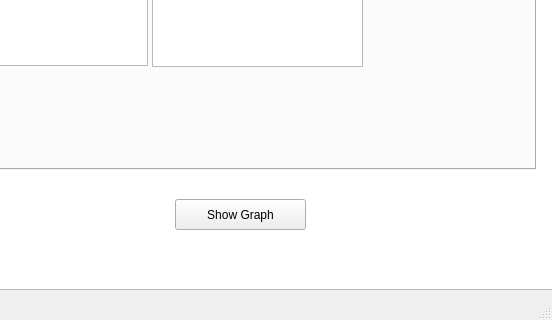
Before: the Qt Designer form servers/habitat_monitor/src/HabitatMonitorGUI/habitatmonitorgui/habitat.ui in mars-planet/mars_city, drawn with Qt 5; both pictures show x 245 to 797 and y 280 to 600 of the 797 by 600 pixel window.
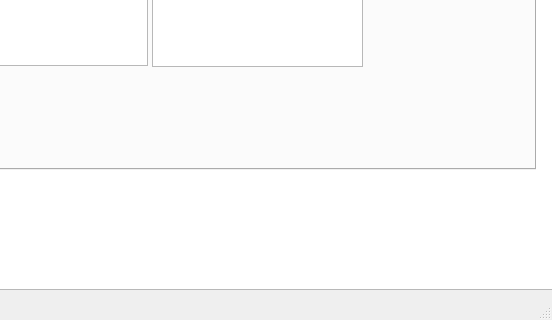
After: the same form once the commit is applied. The open tabs and pages were chosen to show the change. Custom widgets are drawn as their Qt base class.

Diff of the .ui file:
```diff
--- a/servers/habitat_monitor/src/HabitatMonitorGUI/habitatmonitorgui/habitat.ui
+++ b/servers/habitat_monitor/src/HabitatMonitorGUI/habitatmonitorgui/habitat.ui
@@ -262,19 +262,6 @@
      </widget>
     </widget>
    </widget>
-   <widget class="QPushButton" name="graphButton">
-    <property name="geometry">
-     <rect>
-      <x>420</x>
-      <y>460</y>
-      <width>131</width>
-      <height>31</height>
-     </rect>
-    </property>
-    <property name="text">
-     <string>Show Graph</string>
-    </property>
-   </widget>
   </widget>
   <widget class="QMenuBar" name="menubar">
    <property name="geometry">
```
Left out of the diff: 2 changed lines with no effect on the pictures.
